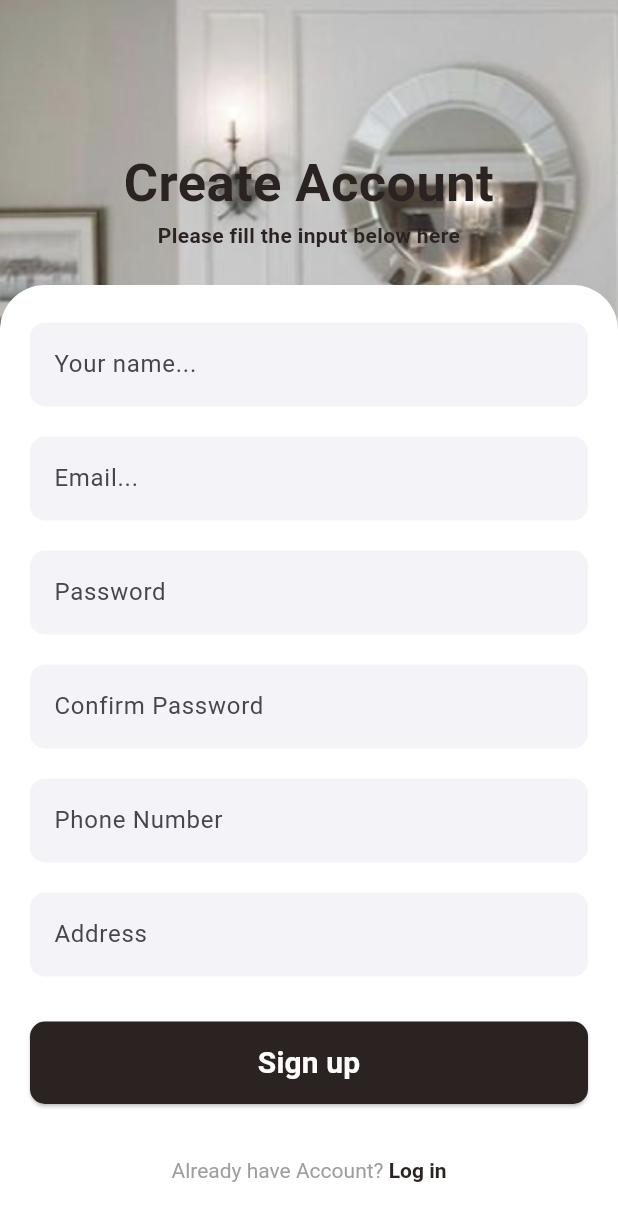
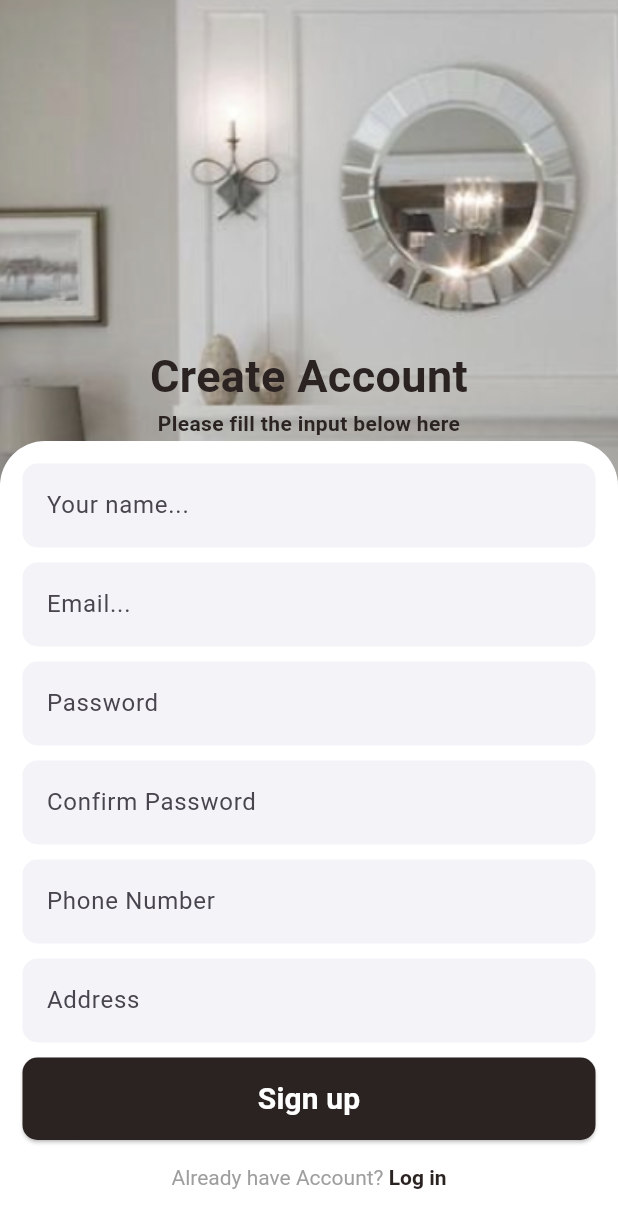
Before and after one commit to NguyenThieu2803/Front_end_Cap1, a Flutter app: the SignUp screen opened by its route, on a phone screen of 412 x 824 dp. Shown: the top 1228 px of the screen. Run offline on Flutter 3.47's test engine with Material 3 defaults, Android fonts, the phone set to English and light mode, and no system bars; our stand-ins replace curved_navigation_bar, font_awesome_flutter, image_picker, permission_handler, shared_preferences, sqflite_common_ffi; missing offline and left inert: api_cache_manager, ar_flutter_plugin, arcore_flutter_plugin, flutter_stripe, model_viewer_plus; accounts and stored records are empty.

```diff
--- a/furnitureapp/lib/config/config.dart
+++ b/furnitureapp/lib/config/config.dart
@@ -1,6 +1,6 @@
 class Config {
   static const String appName = "Furniture APP";
-  static const String apiURL = "192.168.100.196:3000";
+  static const String apiURL = "172.20.10.4:3000";
   // static const String apiURL = "192.168.5.102:3000";
   static const String registerAPI = "api/auth/register";
   static const String loginAPI = "api/auth/login";
--- a/furnitureapp/lib/pages/sign_up.dart
+++ b/furnitureapp/lib/pages/sign_up.dart
@@ -166,13 +166,13 @@ class _SignUpState extends State<SignUp> {
             mainAxisAlignment: MainAxisAlignment.end,
             children: [
               const Padding(
-                padding: EdgeInsets.only(bottom: 10),
+                padding: EdgeInsets.only(bottom: 2),
                 child: Column(
                   children: [
                     Text(
                       'Create Account',
                       style: TextStyle(
-                        fontSize: 35, // Đã chỉnh kích thước phông chữ ở đây
+                        fontSize: 30, // Đã chỉnh kích thước phông chữ ở đây
                         fontWeight: FontWeight.bold,
                         color: Color(0xFF2B2321),
                       ),
@@ -187,12 +187,12 @@ class _SignUpState extends State<SignUp> {
                       ),
                       textAlign: TextAlign.center,
                     ),
-                    SizedBox(height: 13),
+                    SizedBox(height: 0),
                   ],
                 ),
               ),
               Container(
-                padding: const EdgeInsets.all(20),
+                padding: const EdgeInsets.all(15),
                 margin: const EdgeInsets.symmetric(horizontal: 0),
                 decoration: BoxDecoration(
                   color: const Color(0xFFFFFFFF).withOpacity(1),
@@ -206,7 +206,7 @@ class _SignUpState extends State<SignUp> {
                 child: Column(
                   mainAxisSize: MainAxisSize.min,
                   children: [
-                    const SizedBox(height: 5),
+                    const SizedBox(height: 0),
                     TextField(
                       controller: _nameController,
                       decoration: InputDecoration(
@@ -220,7 +220,7 @@ class _SignUpState extends State<SignUp> {
                         ),
                       ),
                     ),
-                    const SizedBox(height: 20),
+                    const SizedBox(height: 10),
                     TextField(
                       controller: _emailController,
                       decoration: InputDecoration(
@@ -234,25 +234,23 @@ class _SignUpState extends State<SignUp> {
                         ),
                       ),
                     ),
-                    const SizedBox(height: 20),
+                    const SizedBox(height: 10),
                     TextField(
                       controller: _passwordController,
-                      obscureText: true,
                       decoration: InputDecoration(
                         hintText: 'Password',
                         labelStyle: const TextStyle(color: Color(0xFFBDBEBF)),
+                        filled: true,
                         fillColor: const Color(0xFFF2F2F7).withOpacity(0.9),
-                        filled: true,
                         border: OutlineInputBorder(
                           borderRadius: BorderRadius.circular(10),
                           borderSide: BorderSide.none,
                         ),
                       ),
                     ),
-                    const SizedBox(height: 20),
+                    const SizedBox(height: 10),
                     TextField(
                       controller: _confirmPasswordController,
-                      obscureText: true,
                       decoration: InputDecoration(
                         hintText: 'Confirm Password',
                         labelStyle: const TextStyle(color: Color(0xFFBDBEBF)),
@@ -264,7 +262,7 @@ class _SignUpState extends State<SignUp> {
                         ),
                       ),
                     ),
-                    const SizedBox(height: 20),
+                    const SizedBox(height: 10),
                     TextField(
                       controller: _phoneController,
                       decoration: InputDecoration(
@@ -278,7 +276,7 @@ class _SignUpState extends State<SignUp> {
                         ),
                       ),
                     ),
-                    const SizedBox(height: 20),
+                    const SizedBox(height: 10),
                     TextField(
                       controller: _addressController,
                       decoration: InputDecoration(
@@ -292,7 +290,7 @@ class _SignUpState extends State<SignUp> {
                         ),
                       ),
                     ),
-                    const SizedBox(height: 30),
+                    const SizedBox(height: 10),
                     _isLoading
                         ? const CircularProgressIndicator()
                         : ElevatedButton(
@@ -313,7 +311,7 @@ class _SignUpState extends State<SignUp> {
                               ),
                             ),
                           ),
-                    const SizedBox(height: 20),
+                    const SizedBox(height: 1),
                     TextButton(
                       onPressed: () {
                         Navigator.push(
--- a/furnitureapp/lib/widgets/ARViewerWidget.dart
+++ b/furnitureapp/lib/widgets/ARViewerWidget.dart
@@ -191,7 +191,7 @@ class _ARViewerWidgetState extends State<ARViewerWidget> {
     arAnchorManager = anchorManager;
 
     arSessionManager!.onInitialize(
-      showAnimatedGuide: false, // Disable “move iPhone to start”
+      showAnimatedGuide: true, // Disable “move iPhone to start”
       showFeaturePoints: false,
       showPlanes: true,
       customPlaneTexturePath: defaultTargetPlatform == TargetPlatform.android
--- a/furnitureapp/lib/widgets/Evaluate.dart
+++ b/furnitureapp/lib/widgets/Evaluate.dart
@@ -18,12 +18,12 @@ class _EvaluateState extends State<Evaluate> {
   Widget build(BuildContext context) {
     return Scaffold(
       appBar: PreferredSize(
-        preferredSize: const Size.fromHeight(82.0),
+        preferredSize: const Size.fromHeight(58.0),
         child: AppBar(
           backgroundColor: Colors.white,
           elevation: 0,
           leading: Padding(
-            padding: const EdgeInsets.only(top: 18.0),
+            padding: const EdgeInsets.only(top: 5.0),
             child: IconButton(
               icon: const Icon(
                 Icons.arrow_back,
@@ -34,7 +34,7 @@ class _EvaluateState extends State<Evaluate> {
             ),
           ),
           title: Container(
-            margin: const EdgeInsets.only(top: 25.0),
+            margin: const EdgeInsets.only(top: 5.0),
             child: const Text(
               'Evaluate',
               style: TextStyle(
--- a/furnitureapp/lib/widgets/WaitingForDelivery.dart
+++ b/furnitureapp/lib/widgets/WaitingForDelivery.dart
@@ -73,7 +73,7 @@ class _WaitingForDeliveryState extends State<WaitingForDelivery> {
 
   Future<List<OrderData>> _loadOrders() async {
     List<OrderData> orders = await DataService().getOrdersByUserId();
-    return orders.where((order) => order.deliveryStatus == 'Shipping').toList();
+    return orders.where((order) => order.deliveryStatus == 'Shipping' && order.waitingConfirmation).toList();
   }
 
   Widget _buildOrderSection(OrderData orderData) {
```
Also changed, not shown: furnitureapp/lib/widgets/CartARViewer.dart (+40 -2 lines), 1 other file.
